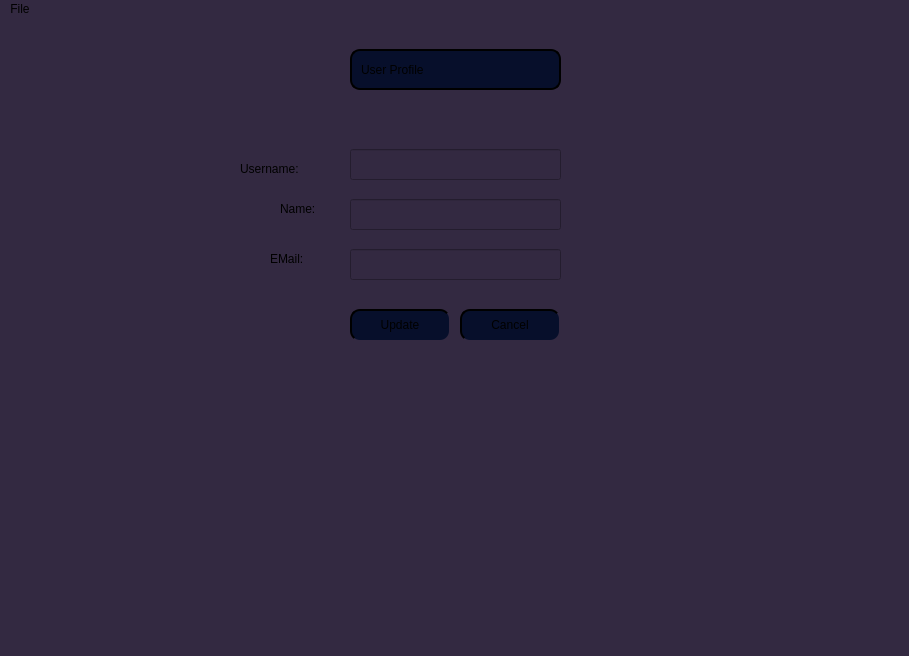
Above: SystemMax-Client2/ui/profile.ui from vladistr08/SystemMax-Client before the change. Below: the same form after it.
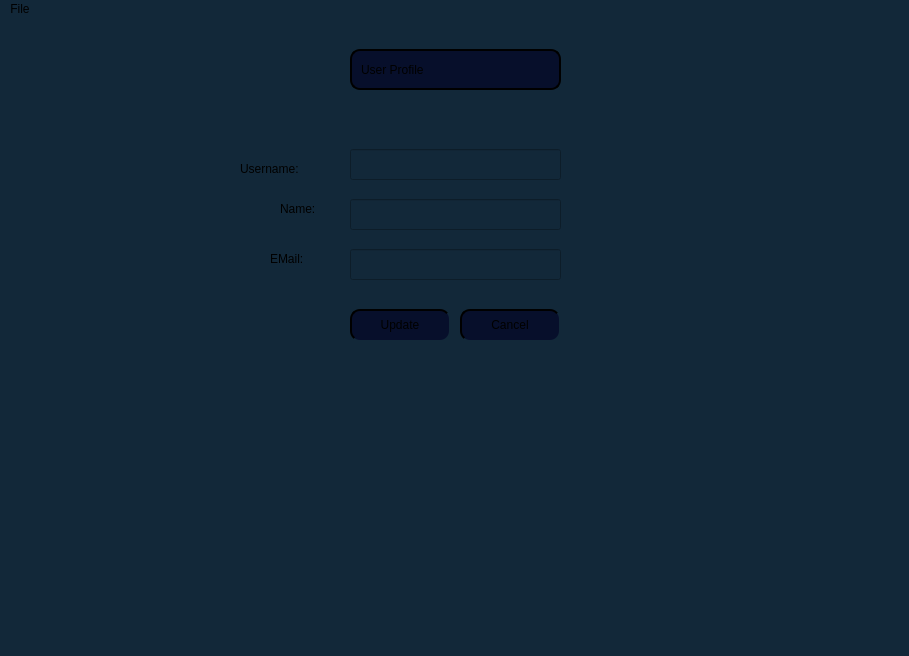
That is the form after the change.

```diff
--- a/SystemMax-Client2/ui/profile.ui
+++ b/SystemMax-Client2/ui/profile.ui
@@ -14,7 +14,7 @@
    <string>MainWindow</string>
   </property>
   <property name="styleSheet">
-   <string notr="true">background-color: #332941;</string>
+   <string notr="true">background-color: #122839;</string>
   </property>
   <widget class="QWidget" name="centralwidget">
    <widget class="QLabel" name="label_2">
```
